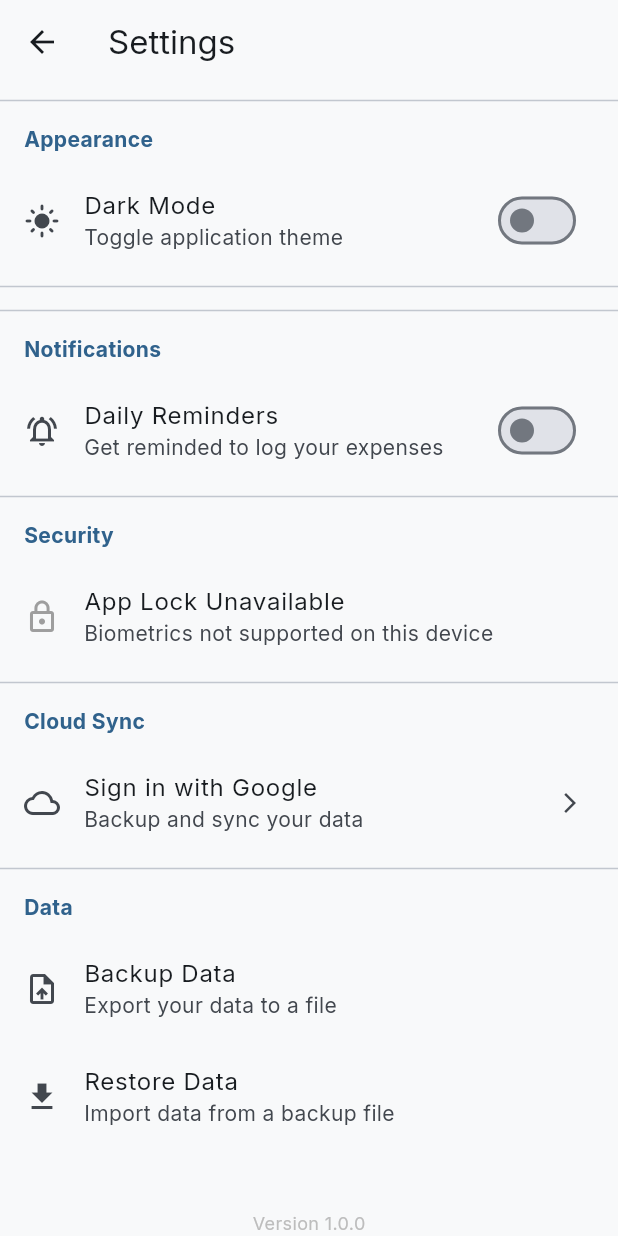
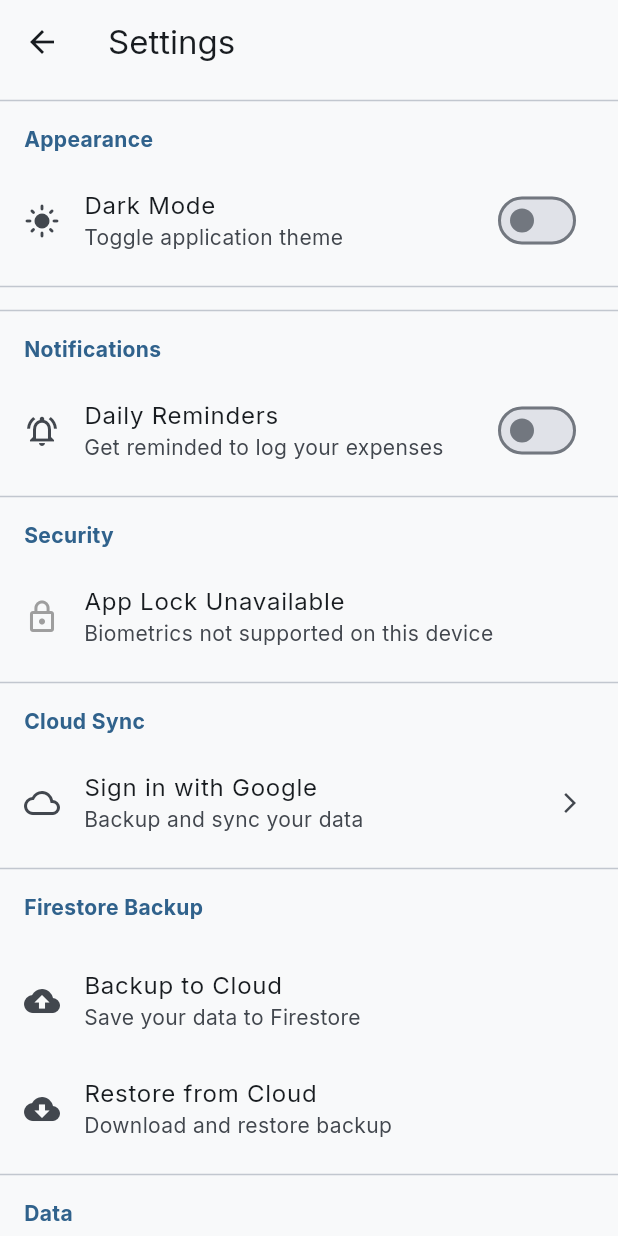
Before and after one commit to nathnael19/expense-tracker, a Flutter app: the SettingsScreen screen opened directly, scrolled down 265 dp, on a phone screen of 412 x 824 dp. Run offline on Flutter 3.47's test engine with Material 3 defaults, Android fonts, the phone set to English and light mode, and no system bars; our stand-ins replace cloud_firestore, file_picker, firebase_core, fl_chart, flutter_bloc, flutter_local_notifications and 10 more; missing offline and left inert: googleapis; accounts and stored records are empty.

Commit message:
feat: implement a comprehensive settings screen including cloud sync, app lock, and notification management.

```diff
--- a/lib/main.dart
+++ b/lib/main.dart
@@ -16,6 +16,7 @@ import 'presentation/blocs/shortcut_cubit.dart';
 import 'presentation/blocs/budget_cubit.dart';
 import 'presentation/blocs/stats_cubit.dart';
 import 'presentation/blocs/sync_cubit.dart';
+import 'presentation/blocs/backup_cubit.dart';
 import 'data/services/notification_service.dart';
 import 'presentation/screens/app_lock_screen.dart';
 import 'presentation/screens/splash_screen.dart';
@@ -52,6 +53,7 @@ class MyApp extends StatelessWidget {
               StatsCubit(expenseCubit: context.read<ExpenseCubit>()),
         ),
         BlocProvider(create: (_) => SyncCubit()),
+        BlocProvider(create: (_) => BackupCubit()),
       ],
       child: BlocBuilder<ThemeCubit, ThemeMode>(
         builder: (context, themeMode) {
--- /dev/null
+++ b/lib/presentation/blocs/backup_cubit.dart
@@ -0,0 +1,132 @@
+import 'package:flutter_bloc/flutter_bloc.dart';
+import 'package:uuid/uuid.dart';
+import '../../data/services/firestore_backup_service.dart';
+import '../../data/local/storage_service.dart';
+
+enum BackupStatus { idle, backing_up, success, error }
+
+class BackupState {
+  final BackupStatus status;
+  final DateTime? lastBackupTime;
+  final String? errorMessage;
+  final String userId;
+
+  const BackupState({
+    this.status = BackupStatus.idle,
+    this.lastBackupTime,
+    this.errorMessage,
+    required this.userId,
+  });
+
+  BackupState copyWith({
+    BackupStatus? status,
+    DateTime? lastBackupTime,
+    String? errorMessage,
+    String? userId,
+    bool clearError = false,
+  }) {
+    return BackupState(
+      status: status ?? this.status,
+      lastBackupTime: lastBackupTime ?? this.lastBackupTime,
+      errorMessage: clearError ? null : (errorMessage ?? this.errorMessage),
+      userId: userId ?? this.userId,
+    );
+  }
+}
+
+class BackupCubit extends Cubit<BackupState> {
+  final FirestoreBackupService _backupService = FirestoreBackupService();
+
+  BackupCubit() : super(BackupState(userId: _getOrCreateUserId())) {
+    _init();
+  }
+
+  Future<void> _init() async {
+    final lastBackup = await _backupService.getLastBackupTime();
+    emit(state.copyWith(lastBackupTime: lastBackup));
+  }
+
+  /// Upload backup to Firestore
+  Future<void> uploadBackup() async {
+    try {
+      emit(state.copyWith(status: BackupStatus.backing_up, clearError: true));
+
+      final success = await _backupService.uploadBackup(state.userId);
+
+      if (success) {
+        final lastBackup = await _backupService.getLastBackupTime();
+        emit(
+          state.copyWith(
+            status: BackupStatus.success,
+            lastBackupTime: lastBackup,
+          ),
+        );
+      } else {
+        emit(
+          state.copyWith(
+            status: BackupStatus.error,
+            errorMessage: 'Backup failed',
+          ),
+        );
+      }
+    } catch (e) {
+      emit(
+        state.copyWith(
+          status: BackupStatus.error,
+          errorMessage: 'Backup error: $e',
+        ),
+      );
+    }
+  }
+
+  /// Restore backup from Firestore
+  Future<void> restoreBackup() async {
+    try {
+      emit(state.copyWith(status: BackupStatus.backing_up, clearError: true));
+
+      final success = await _backupService.restoreBackup(state.userId);
+
+      if (success) {
+        final lastBackup = await _backupService.getLastBackupTime();
+        emit(
+          state.copyWith(
+            status: BackupStatus.success,
+            lastBackupTime: lastBackup,
+          ),
+        );
+      } else {
+        emit(
+          state.copyWith(
+            status: BackupStatus.error,
+            errorMessage: 'No backup found or restore failed',
+          ),
+        );
+      }
+    } catch (e) {
+      emit(
+        state.copyWith(
+          status: BackupStatus.error,
+          errorMessage: 'Restore error: $e',
+        ),
+      );
+    }
+  }
+
+  /// Reset status to idle
+  void resetStatus() {
+    emit(state.copyWith(status: BackupStatus.idle, clearError: true));
+  }
+
+  /// Get or create a unique user ID for this device
+  static String _getOrCreateUserId() {
+    const key = 'device_user_id';
+    var userId = StorageService.settingsBox.get(key) as String?;
+
+    if (userId == null) {
+      userId = const Uuid().v4();
+      StorageService.settingsBox.put(key, userId);
+    }
+
+    return userId;
+  }
+}
--- a/lib/presentation/screens/settings_screen.dart
+++ b/lib/presentation/screens/settings_screen.dart
@@ -8,6 +8,7 @@ import 'category_management_screen.dart';
 import '../blocs/settings_cubit.dart';
 import '../blocs/theme_cubit.dart';
 import '../blocs/sync_cubit.dart';
+import '../blocs/backup_cubit.dart';
 import '../../data/services/backup_service.dart';
 import '../../data/services/security_service.dart';
 import 'budget_screen.dart';
@@ -314,6 +315,99 @@ class _SettingsScreenState extends State<SettingsScreen> {
 
           const Divider(),
 
+          // Firestore Backup Section
+          _buildSectionHeader('Firestore Backup'),
+          BlocConsumer<BackupCubit, BackupState>(
+            listener: (context, backupState) {
+              if (backupState.status == BackupStatus.success) {
+                ScaffoldMessenger.of(context).showSnackBar(
+                  const SnackBar(content: Text('Backup successful!')),
+                );
+                context.read<BackupCubit>().resetStatus();
+              } else if (backupState.status == BackupStatus.error) {
+                ScaffoldMessenger.of(context).showSnackBar(
+                  SnackBar(
+                    content: Text(backupState.errorMessage ?? 'Backup failed'),
+                    backgroundColor: Colors.red,
+                  ),
+                );
+                context.read<BackupCubit>().resetStatus();
+              }
+            },
+            builder: (context, backupState) {
+              return Column(
+                children: [
+                  if (backupState.lastBackupTime != null)
+                    Padding(
+                      padding: const EdgeInsets.symmetric(horizontal: 16),
+                      child: Text(
+                        'Last backup: ${DateFormat('MMM d, y h:mm a').format(backupState.lastBackupTime!)}',
+                        style: TextStyle(
+                          fontSize: 12,
+                          color: Theme.of(context).colorScheme.outline,
+                        ),
+                      ),
+                    ),
+                  const Gap(8),
+                  ListTile(
+                    leading: const Icon(Icons.cloud_upload),
+                    title: const Text('Backup to Cloud'),
+                    subtitle: const Text('Save your data to Firestore'),
+                    trailing: backupState.status == BackupStatus.backing_up
+                        ? const SizedBox(
+                            width: 20,
+                            height: 20,
+                            child: CircularProgressIndicator(strokeWidth: 2),
+                          )
+                        : null,
+                    onTap: backupState.status == BackupStatus.backing_up
+                        ? null
+                        : () {
+                            context.read<BackupCubit>().uploadBackup();
+                          },
+                  ),
+                  ListTile(
+                    leading: const Icon(Icons.cloud_download),
+                    title: const Text('Restore from Cloud'),
+                    subtitle: const Text('Download and restore backup'),
+                    onTap: backupState.status == BackupStatus.backing_up
+                        ? null
+                        : () async {
+                            final confirm = await showDialog<bool>(
+                              context: context,
+                              builder: (ctx) => AlertDialog(
+                                title: const Text('Restore from Cloud?'),
+                                content: const Text(
+                                  'This will OVERWRITE all current data with your cloud backup. Are you sure?',
+                                ),
+                                actions: [
+                                  TextButton(
+                                    onPressed: () => Navigator.pop(ctx, false),
+                                    child: const Text('Cancel'),
+                                  ),
+                                  TextButton(
+                                    onPressed: () => Navigator.pop(ctx, true),
+                                    child: const Text(
+                                      'Restore',
+                                      style: TextStyle(color: Colors.orange),
+                                    ),
+                                  ),
+                                ],
+                              ),
+                            );
+
+                            if (confirm == true && context.mounted) {
+                              context.read<BackupCubit>().restoreBackup();
+                            }
+                          },
+                  ),
+                ],
+              );
+            },
+          ),
+
+          const Divider(),
+
           // Data Section
           _buildSectionHeader('Data'),
           ListTile(
--- a/pubspec.yaml
+++ b/pubspec.yaml
@@ -55,7 +55,8 @@ dependencies:
   google_sign_in: ^6.2.2
   googleapis: ^14.0.0
   http: ^1.2.2
-  firebase_core: ^4.4.0
+  firebase_core: ^3.15.2
+  cloud_firestore: ^5.6.0
 
 dev_dependencies:
   flutter_test:
```
Also changed, not shown: lib/data/services/firestore_backup_service.dart (added, +245 -0 lines), pubspec.lock, 3 other files.
